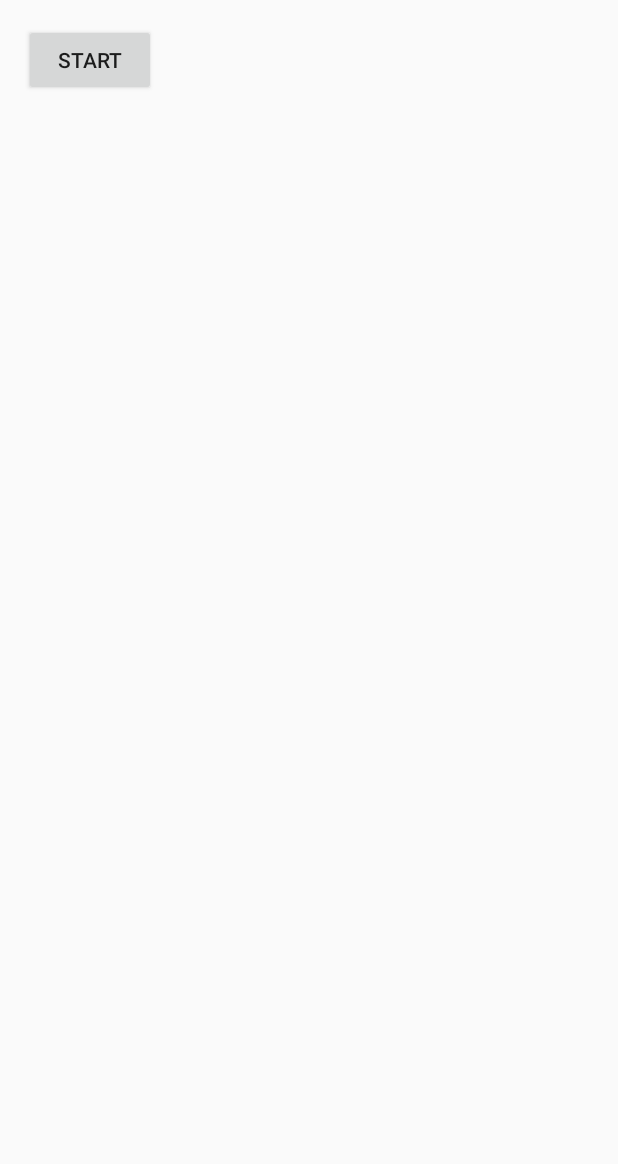
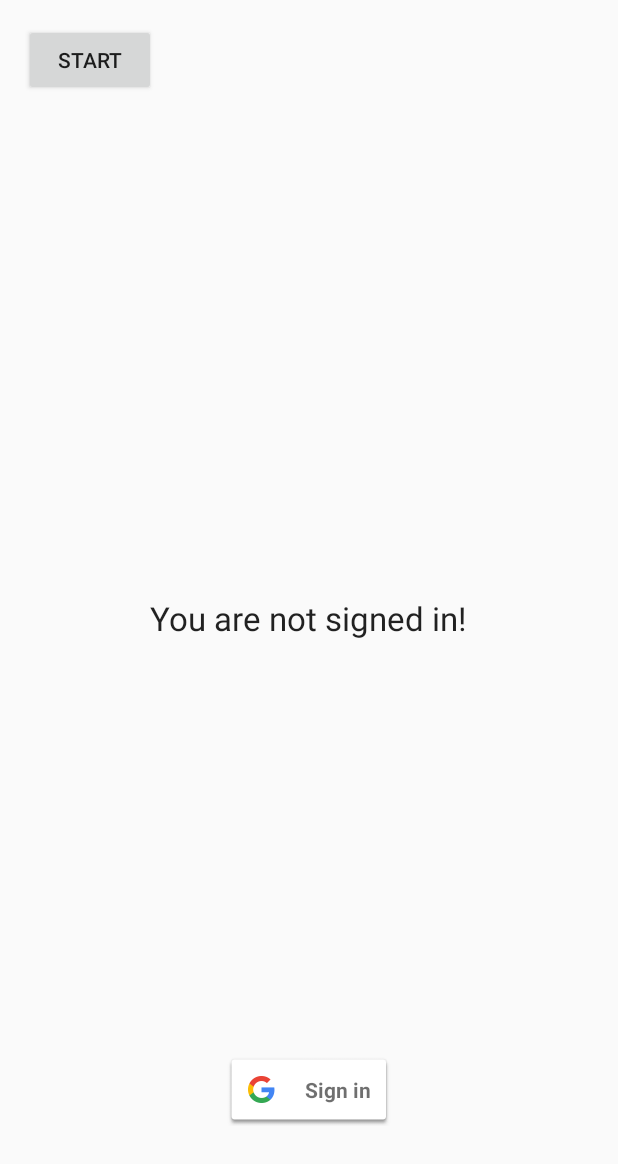
Before and after one commit to SujeethJinesh/FastCart, an Android app: the screen it shows after launch (MainActivity), on a phone screen of 412 x 824 dp. Shown: the top 1164 px of the screen. Run offline under Robolectric (Android 15) with nearby library versions, the phone set to English and light mode, and no system bars; libraries missing offline, so code that uses them is left out: com.google.zxing.integration.

Commit message:
added google authentication

```diff
--- a/app/build.gradle
+++ b/app/build.gradle
@@ -25,4 +25,7 @@ dependencies {
     compile 'com.android.support:appcompat-v7:24.2.0'
     compile 'com.journeyapps:zxing-android-embedded:3.2.0@aar'
     compile 'com.google.zxing:core:3.2.1'
+    compile 'com.google.android.gms:play-services-auth:9.4.0'
 }
+
+apply plugin: 'com.google.gms.google-services'
--- a/app/src/main/java/com/example/admin/fastcart/MainActivity.java
+++ b/app/src/main/java/com/example/admin/fastcart/MainActivity.java
@@ -4,28 +4,72 @@ package com.example.admin.fastcart;
 import android.app.Activity;
 import android.content.Intent;
 import android.os.Bundle;
+import android.support.annotation.NonNull;
 import android.support.v4.app.FragmentActivity;
 import android.util.Log;
 import android.view.View;
 import android.widget.Button;
+import android.widget.TextView;
 import android.widget.Toast;
 
+import com.google.android.gms.auth.api.Auth;
+import com.google.android.gms.auth.api.signin.GoogleSignInAccount;
+import com.google.android.gms.auth.api.signin.GoogleSignInOptions;
+import com.google.android.gms.auth.api.signin.GoogleSignInResult;
+import com.google.android.gms.common.ConnectionResult;
+import com.google.android.gms.common.SignInButton;
+import com.google.android.gms.common.api.GoogleApiClient;
 import com.google.zxing.integration.android.IntentIntegrator;
 import com.google.zxing.integration.android.IntentResult;
 
 /**
  * Created by admin on 9/10/16.
  */
-public class MainActivity extends FragmentActivity {
+public class MainActivity extends FragmentActivity implements GoogleApiClient.OnConnectionFailedListener {
 
     private Button button;
+    private GoogleApiClient mGoogleApiClient;
+    private static final String TAG = "SignInOnMainActivity";
+    private static final int RC_SIGN_IN = 9001;
+    private TextView mStatusTextView;
+
 
     @Override
     protected void onCreate (Bundle savedInstanceState) {
         super.onCreate(savedInstanceState);
         setContentView(R.layout.activity_main);
+
         button = (Button) findViewById(R.id.button);
+        mStatusTextView = (TextView) findViewById(R.id.status);
+
+        // Configure sign-in to request the user's ID, email address, and basic
+// profile. ID and basic profile are included in DEFAULT_SIGN_IN.
+        GoogleSignInOptions gso = new GoogleSignInOptions.Builder(GoogleSignInOptions.DEFAULT_SIGN_IN)
+                .requestEmail()
+                .build();
+
+        mGoogleApiClient = new GoogleApiClient.Builder(this)
+                .enableAutoManage(this /* FragmentActivity */, this /* OnConnectionFailedListener */)
+                .addApi(Auth.GOOGLE_SIGN_IN_API, gso)
+                .build();
+
+        SignInButton signInButton = (SignInButton) findViewById(R.id.sign_in_button);
+        signInButton.setSize(SignInButton.SIZE_STANDARD);
+        signInButton.setScopes(gso.getScopeArray());
+
         final Activity activity = this;
+        findViewById(R.id.sign_in_button).setOnClickListener(new View.OnClickListener() {
+            @Override
+            public void onClick(View v) {
+                switch (v.getId()) {
+                    case R.id.sign_in_button:
+                        signIn();
+                        break;
+                    // ...
+                }
+            }
+        });
+
         button.setOnClickListener(new View.OnClickListener() {
             @Override
             public void onClick(View v) {
@@ -40,10 +84,21 @@ public class MainActivity extends FragmentActivity {
         });
     }
 
+    private void signIn() {
+        Intent signInIntent = Auth.GoogleSignInApi.getSignInIntent(mGoogleApiClient);
+        startActivityForResult(signInIntent, RC_SIGN_IN);
+    }
+
     @Override
     protected void onActivityResult(int requestCode, int resultCode, Intent data) {
+        super.onActivityResult(requestCode, resultCode, data);
         IntentResult result = IntentIntegrator.parseActivityResult(requestCode, resultCode, data);
-        if (result != null) {
+
+        // Result returned from launching the Intent from GoogleSignInApi.getSignInIntent(...);
+        if (requestCode == RC_SIGN_IN) {
+            GoogleSignInResult resultG = Auth.GoogleSignInApi.getSignInResultFromIntent(data);
+            handleSignInResult(resultG);
+        } else if (result != null) {
             if (result.getContents() == null) {
                 Log.d("MainActivity", "Cancelled Scan");
                 Toast.makeText(this, "Cancelled", Toast.LENGTH_SHORT).show();
@@ -54,5 +109,34 @@ public class MainActivity extends FragmentActivity {
         } else {
             super.onActivityResult(requestCode, resultCode, data);
         }
+
+
+    }
+
+    private void handleSignInResult(GoogleSignInResult result) {
+        Log.d(TAG, "handleSignInResult:" + result.isSuccess());
+        if (result.isSuccess()) {
+            // Signed in successfully, show authenticated UI.
+            GoogleSignInAccount acct = result.getSignInAccount();
+            mStatusTextView.setText("Welcome " + acct.getDisplayName());
+            IntentIntegrator integrator = new IntentIntegrator(this);
+            integrator.setDesiredBarcodeFormats(IntentIntegrator.ALL_CODE_TYPES);
+            integrator.setPrompt("Scan");
+            integrator.setCameraId(0);
+            integrator.setBeepEnabled(false);
+            integrator.setBarcodeImageEnabled(false);
+            integrator.initiateScan();
+//            updateUI(true);
+        } else {
+            // Signed out, show unauthenticated UI.
+//            updateUI(false);
+            mStatusTextView.setText("Login Failed");
+
+        }
+    }
+
+    @Override
+    public void onConnectionFailed(@NonNull ConnectionResult connectionResult) {
+        Log.d(TAG, "onConnectionFailed:" + connectionResult);
     }
 }
--- a/app/src/main/res/layout/activity_main.xml
+++ b/app/src/main/res/layout/activity_main.xml
@@ -15,4 +15,21 @@
         android:text="start"
         android:id="@+id/button"
         android:onClick="onClick"/>
+
+    <com.google.android.gms.common.SignInButton
+        android:id="@+id/sign_in_button"
+        android:layout_width="wrap_content"
+        android:layout_height="wrap_content"
+        android:layout_alignParentBottom="true"
+        android:layout_centerHorizontal="true"
+        android:layout_marginBottom="57dp" />
+
+    <TextView
+        android:layout_width="wrap_content"
+        android:layout_height="wrap_content"
+        android:textAppearance="?android:attr/textAppearanceLarge"
+        android:text="You are not signed in!"
+        android:id="@+id/status"
+        android:layout_centerVertical="true"
+        android:layout_centerHorizontal="true" />
 </RelativeLayout>
--- a/build.gradle
+++ b/build.gradle
@@ -6,6 +6,7 @@ buildscript {
     }
     dependencies {
         classpath 'com.android.tools.build:gradle:2.1.3'
+        classpath 'com.google.gms:google-services:3.0.0'
 
         // NOTE: Do not place your application dependencies here; they belong
         // in the individual module build.gradle files
```
Also changed, not shown: 1 other file.
